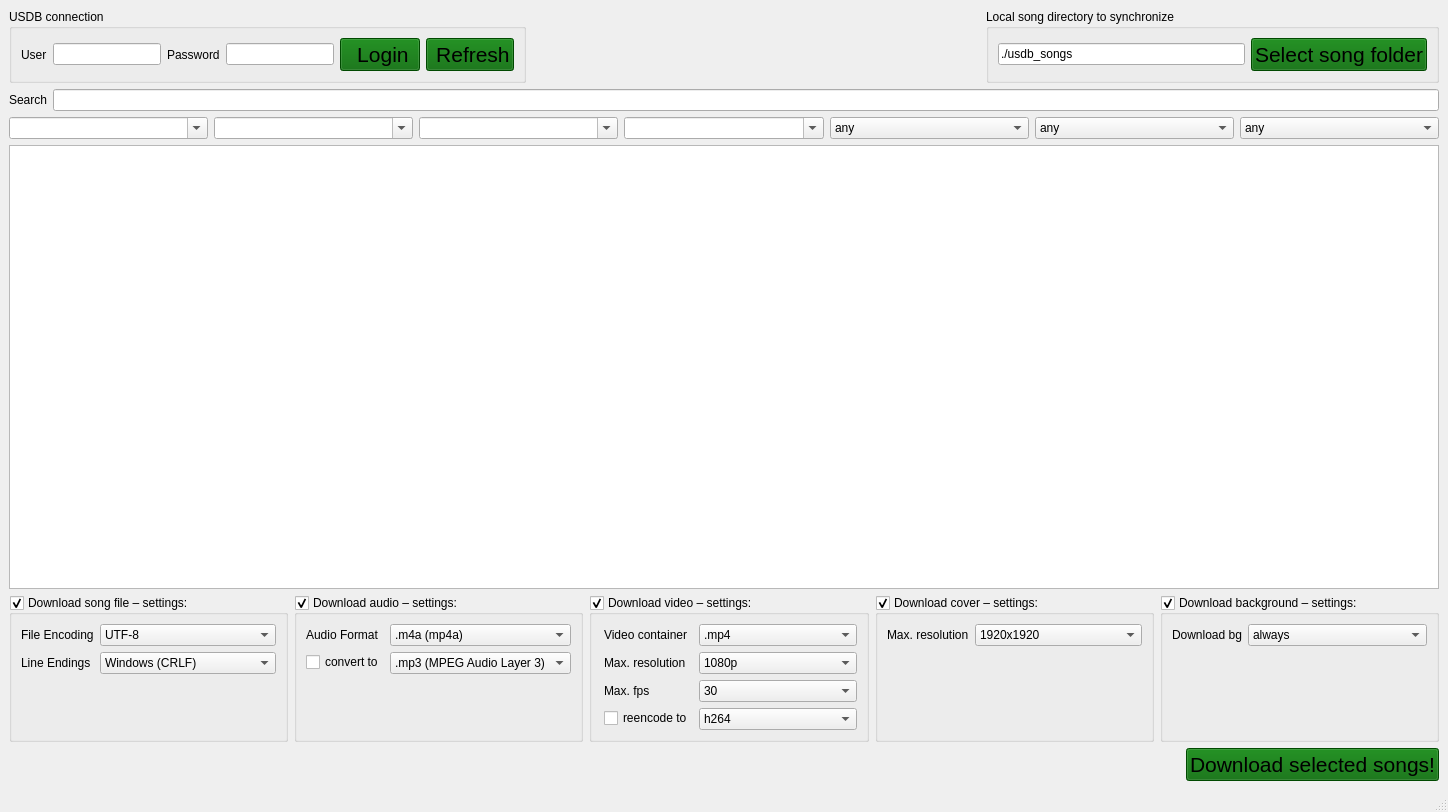
This is QUMainWindow.ui in bohning/usdb_syncer as Qt 5 draws it before an edit. The edited form follows.
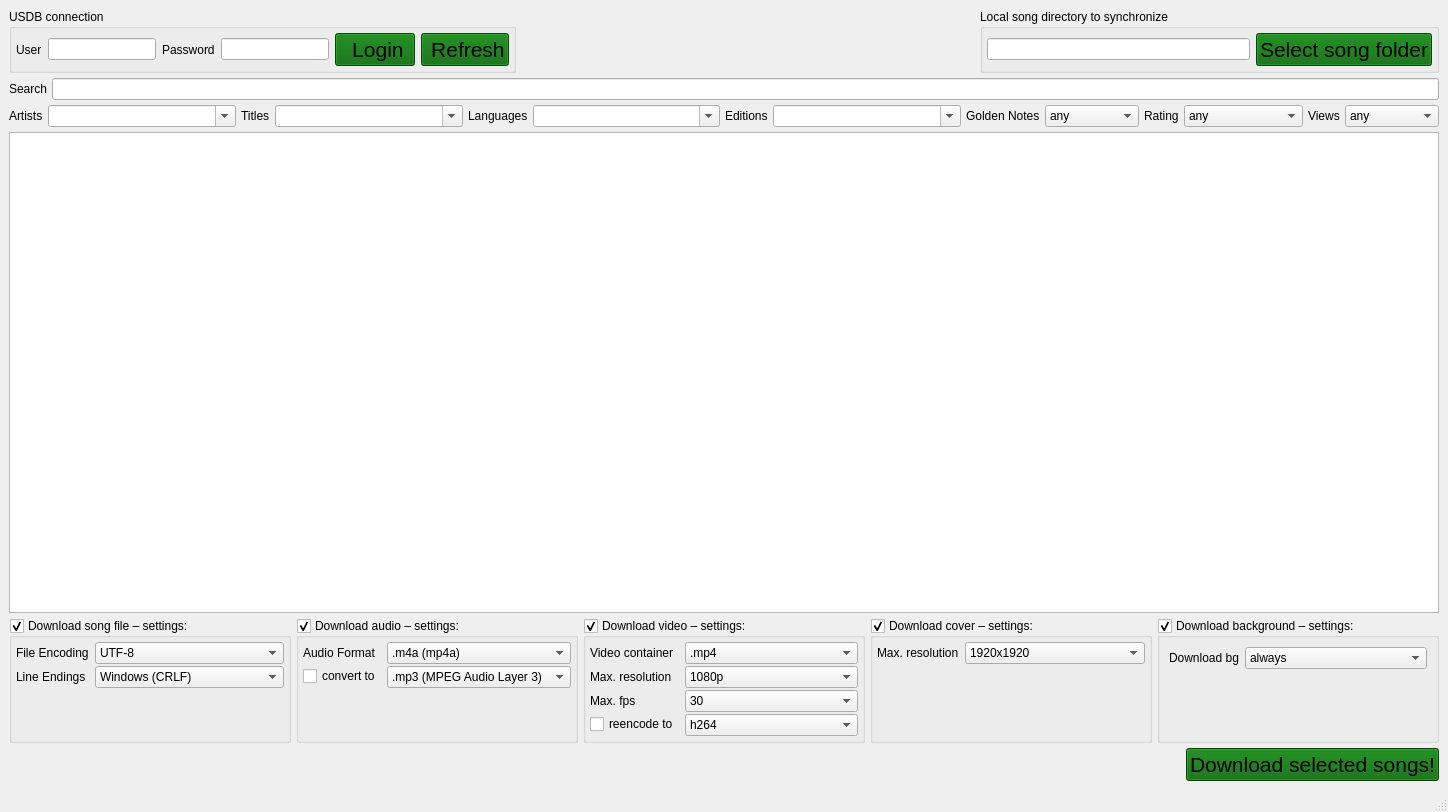
This is the edited form. Icons and pictures are not drawn.

The edit to the form file:
```diff
--- a/QUMainWindow.ui
+++ b/QUMainWindow.ui
@@ -15,6 +15,9 @@
   </property>
   <widget class="QWidget" name="centralwidget">
    <layout class="QVBoxLayout" name="verticalLayout">
+    <property name="spacing">
+     <number>5</number>
+    </property>
     <item>
      <layout class="QHBoxLayout" name="horizontalLayout_3">
       <item>
@@ -23,6 +26,18 @@
          <string>USDB connection</string>
         </property>
         <layout class="QHBoxLayout" name="horizontalLayout_2">
+         <property name="leftMargin">
+          <number>4</number>
+         </property>
+         <property name="topMargin">
+          <number>4</number>
+         </property>
+         <property name="rightMargin">
+          <number>4</number>
+         </property>
+         <property name="bottomMargin">
+          <number>4</number>
+         </property>
          <item>
           <widget class="QLabel" name="label_username">
            <property name="text">
@@ -107,10 +122,22 @@
          <string>Local song directory to synchronize</string>
         </property>
         <layout class="QHBoxLayout" name="horizontalLayout_4">
+         <property name="leftMargin">
+          <number>4</number>
+         </property>
+         <property name="topMargin">
+          <number>4</number>
+         </property>
+         <property name="rightMargin">
+          <number>4</number>
+         </property>
+         <property name="bottomMargin">
+          <number>4</number>
+         </property>
          <item>
           <widget class="QLineEdit" name="lineEdit_song_dir">
            <property name="text">
-            <string>./usdb_songs</string>
+            <string/>
            </property>
           </widget>
          </item>
@@ -152,7 +179,14 @@
      </layout>
     </item>
     <item>
-     <layout class="QHBoxLayout" name="horizontalLayout_6">
+     <layout class="QHBoxLayout" name="horizontalLayout_6" stretch="0,2,0,2,0,2,0,2,0,1,0,1,0,1">
+      <item>
+       <widget class="QLabel" name="label_10">
+        <property name="text">
+         <string>Artists</string>
+        </property>
+       </widget>
+      </item>
       <item>
        <widget class="QComboBox" name="comboBox_artist">
         <property name="editable">
@@ -160,6 +194,13 @@
         </property>
        </widget>
       </item>
+      <item>
+       <widget class="QLabel" name="label_11">
+        <property name="text">
+         <string>Titles</string>
+        </property>
+       </widget>
+      </item>
       <item>
        <widget class="QComboBox" name="comboBox_title">
         <property name="editable">
@@ -167,6 +208,13 @@
         </property>
        </widget>
       </item>
+      <item>
+       <widget class="QLabel" name="label_12">
+        <property name="text">
+         <string>Languages</string>
+        </property>
+       </widget>
+      </item>
       <item>
        <widget class="QComboBox" name="comboBox_language">
         <property name="editable">
@@ -174,6 +222,13 @@
         </property>
        </widget>
       </item>
+      <item>
+       <widget class="QLabel" name="label_13">
+        <property name="text">
+         <string>Editions</string>
+        </property>
+       </widget>
+      </item>
       <item>
        <widget class="QComboBox" name="comboBox_edition">
         <property name="editable">
@@ -181,6 +236,13 @@
         </property>
        </widget>
       </item>
+      <item>
+       <widget class="QLabel" name="label_14">
+        <property name="text">
+         <string>Golden Notes</string>
+        </property>
+       </widget>
+      </item>
       <item>
        <widget class="QComboBox" name="comboBox_goldennotes">
         <item>
@@ -200,6 +262,13 @@
         </item>
        </widget>
       </item>
+      <item>
+       <widget class="QLabel" name="label_15">
+        <property name="text">
+         <string>Rating</string>
+        </property>
+       </widget>
+      </item>
       <item>
        <widget class="QComboBox" name="comboBox_rating">
         <item>
@@ -254,6 +323,13 @@
         </item>
        </widget>
       </item>
+      <item>
+       <widget class="QLabel" name="label_16">
+        <property name="text">
+         <string>Views</string>
+        </property>
+       </widget>
+      </item>
       <item>
        <widget class="QComboBox" name="comboBox_views">
         <item>
@@ -329,6 +405,21 @@
          <bool>true</bool>
         </property>
         <layout class="QFormLayout" name="formLayout">
+         <property name="verticalSpacing">
+          <number>2</number>
+         </property>
+         <property name="leftMargin">
+          <number>4</number>
+         </property>
+         <property name="topMargin">
+          <number>4</number>
+         </property>
+         <property name="rightMargin">
+          <number>4</number>
+         </property>
+         <property name="bottomMargin">
+          <number>4</number>
+         </property>
          <item row="0" column="0">
           <widget class="QLabel" name="label">
            <property name="text">
@@ -388,6 +479,21 @@
          <bool>true</bool>
         </property>
         <layout class="QFormLayout" name="formLayout_2">
+         <property name="verticalSpacing">
+          <number>2</number>
+         </property>
+         <property name="leftMargin">
+          <number>4</number>
+         </property>
+         <property name="topMargin">
+          <number>4</number>
+         </property>
+         <property name="rightMargin">
+          <number>4</number>
+         </property>
+         <property name="bottomMargin">
+          <number>4</number>
+         </property>
          <item row="0" column="0">
           <widget class="QLabel" name="label_7">
            <property name="text">
@@ -452,8 +558,20 @@
          <bool>true</bool>
         </property>
         <layout class="QFormLayout" name="formLayout_3">
+         <property name="verticalSpacing">
+          <number>2</number>
+         </property>
          <property name="leftMargin">
-          <number>12</number>
+          <number>4</number>
+         </property>
+         <property name="topMargin">
+          <number>4</number>
+         </property>
+         <property name="rightMargin">
+          <number>4</number>
+         </property>
+         <property name="bottomMargin">
+          <number>4</number>
          </property>
          <item row="0" column="0">
           <widget class="QLabel" name="label_4">
@@ -569,6 +687,21 @@
          <bool>true</bool>
         </property>
         <layout class="QFormLayout" name="formLayout_4">
+         <property name="verticalSpacing">
+          <number>2</number>
+         </property>
+         <property name="leftMargin">
+          <number>4</number>
+         </property>
+         <property name="topMargin">
+          <number>4</number>
+         </property>
+         <property name="rightMargin">
+          <number>4</number>
+         </property>
+         <property name="bottomMargin">
+          <number>4</number>
+         </property>
          <item row="0" column="0">
           <widget class="QLabel" name="label_2">
            <property name="text">
@@ -617,6 +750,9 @@
          <bool>true</bool>
         </property>
         <layout class="QFormLayout" name="formLayout_5">
+         <property name="verticalSpacing">
+          <number>2</number>
+         </property>
          <item row="0" column="0">
           <widget class="QLabel" name="label_6">
            <property name="text">
```
